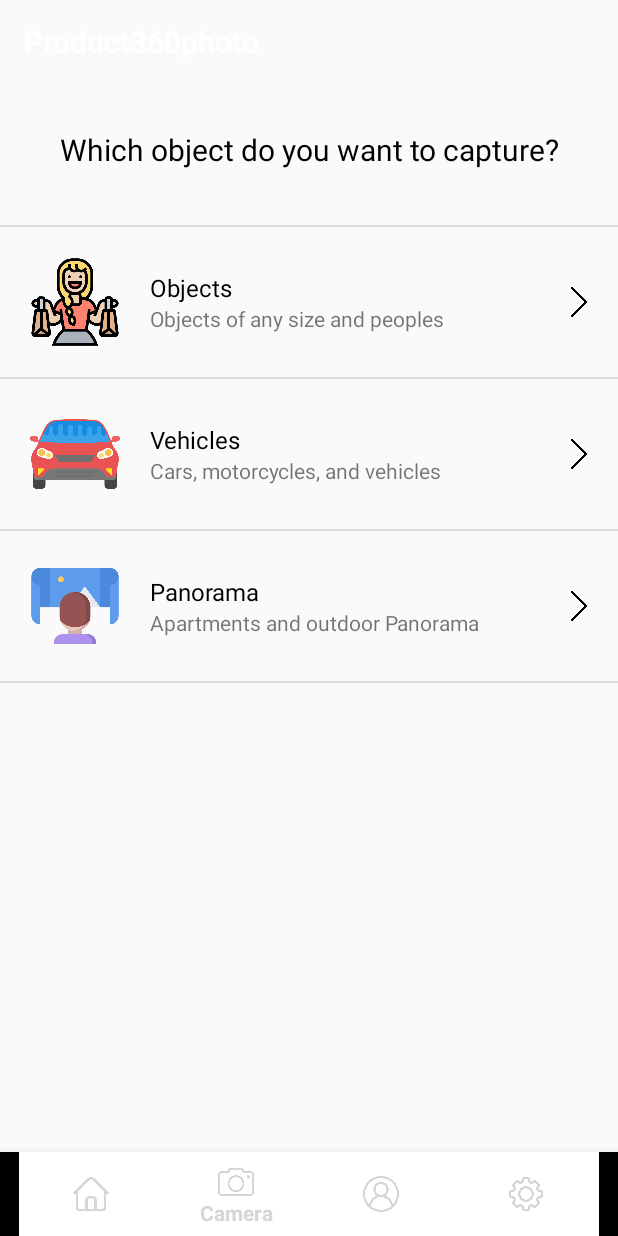
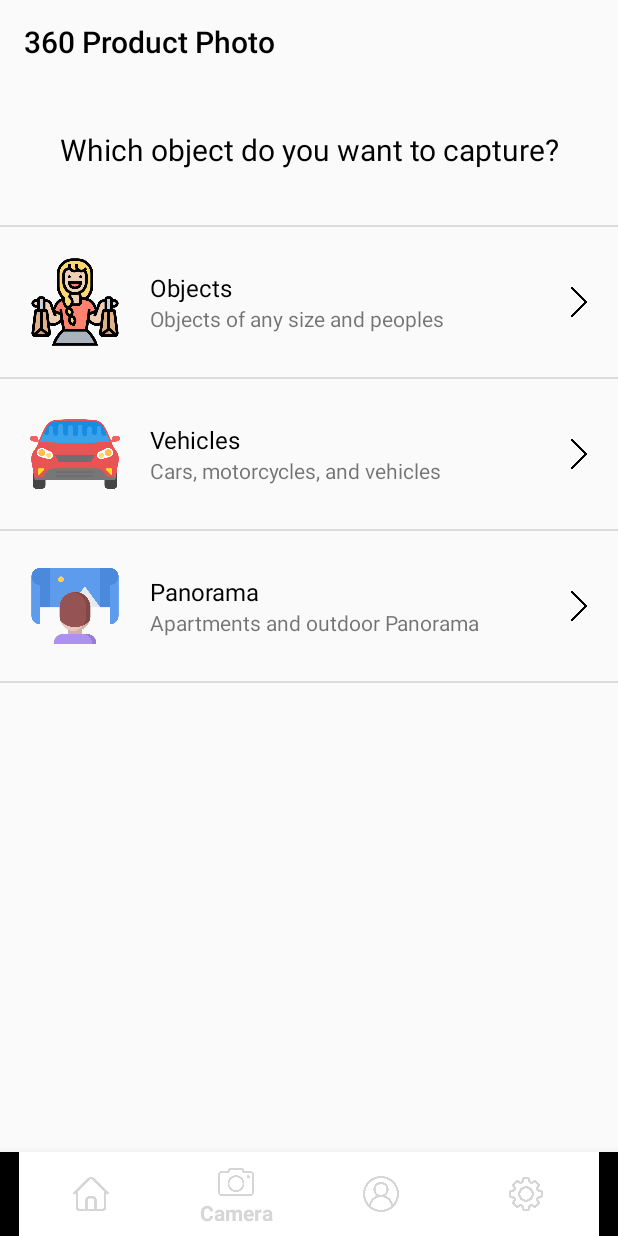
Before and after one commit to Rupan3th/Product360Photo, an Android app: the screen it shows after launch (MainActivity), item 2 of the bottom bar chosen, on a phone screen of 412 x 824 dp. Run offline under Robolectric (Android 15) with nearby library versions, the phone set to English and light mode, and no system bars.

Commit message:
camera stop

```diff
--- a/app/src/main/java/com/example/product360photo/CameraFragment.java
+++ b/app/src/main/java/com/example/product360photo/CameraFragment.java
@@ -19,6 +19,8 @@ import android.widget.LinearLayout;
 public class CameraFragment extends Fragment {
     private View view;
     private LinearLayout product_Scene;
+    private LinearLayout vehicle_Scene;
+    private LinearLayout panorama_Scene;
 
 
     // TODO: Rename parameter arguments, choose names that match
@@ -67,8 +69,27 @@ public class CameraFragment extends Fragment {
         // Inflate the layout for this fragment
         view = inflater.inflate(R.layout.fragment_camera, container, false);
         product_Scene = (LinearLayout) view.findViewById(R.id.product_scene);
+        product_Scene.setOnClickListener(new View.OnClickListener() {
+            @Override
+            public void onClick(View view) {
+                Intent intent = new Intent(getActivity(),CameraActivity.class);
+                intent.addFlags(Intent.FLAG_ACTIVITY_NO_ANIMATION);
+                startActivity(intent);
+            }
+        });
 
-        product_Scene.setOnClickListener(new View.OnClickListener() {
+        vehicle_Scene = (LinearLayout) view.findViewById(R.id.vehicle_scene);
+        vehicle_Scene.setOnClickListener(new View.OnClickListener() {
+            @Override
+            public void onClick(View view) {
+                Intent intent = new Intent(getActivity(),CameraActivity.class);
+                intent.addFlags(Intent.FLAG_ACTIVITY_NO_ANIMATION);
+                startActivity(intent);
+            }
+        });
+
+        panorama_Scene = (LinearLayout) view.findViewById(R.id.panorama_scene);
+        panorama_Scene.setOnClickListener(new View.OnClickListener() {
             @Override
             public void onClick(View view) {
                 Intent intent = new Intent(getActivity(),CameraActivity.class);
--- a/app/src/main/java/com/example/product360photo/MainActivity.java
+++ b/app/src/main/java/com/example/product360photo/MainActivity.java
@@ -7,6 +7,9 @@ import androidx.appcompat.app.AppCompatActivity;
 import android.graphics.Color;
 import android.graphics.drawable.ColorDrawable;
 import android.os.Bundle;
+import android.text.Spannable;
+import android.text.SpannableString;
+import android.text.style.ForegroundColorSpan;
 import android.view.MenuItem;
 import android.view.View;
 import android.view.Window;
@@ -30,10 +33,13 @@ public class MainActivity extends AppCompatActivity {
         getWindow().setFlags(WindowManager.LayoutParams.FLAG_FULLSCREEN,
                 WindowManager.LayoutParams.FLAG_FULLSCREEN);
 
-//        ActionBar actionBar;
-//        actionBar = getSupportActionBar();
+        String title = "360 Product Photo";
+        SpannableString s = new SpannableString(title);
+        s.setSpan(new ForegroundColorSpan(Color.BLACK), 0, title.length(), Spannable.SPAN_EXCLUSIVE_EXCLUSIVE);
+        ActionBar actionBar = getSupportActionBar();
 //        ColorDrawable colorDrawable = new ColorDrawable(Color.parseColor("#4E68F4"));
 //        actionBar.setBackgroundDrawable(colorDrawable);
+        actionBar.setTitle(s);
 
         init(); //object define
         SettingListener(); //Listener regist
--- a/app/src/main/res/layout/fragment_camera.xml
+++ b/app/src/main/res/layout/fragment_camera.xml
@@ -73,6 +73,7 @@
             android:background="?android:attr/listDivider" />
 
         <LinearLayout
+            android:id="@+id/vehicle_scene"
             android:layout_width="match_parent"
             android:layout_height="100dp"
             android:gravity="center"
@@ -116,6 +117,7 @@
             android:background="?android:attr/listDivider" />
 
         <LinearLayout
+            android:id="@+id/panorama_scene"
             android:layout_width="match_parent"
             android:layout_height="100dp"
             android:gravity="center"
--- a/app/src/main/res/layout/fragment_home.xml
+++ b/app/src/main/res/layout/fragment_home.xml
@@ -11,6 +11,6 @@
         android:layout_height="match_parent"
         android:text="@string/hello_blank_fragment"
         android:textSize="32dp"
-        android:gravity="center"/>/>
+        android:gravity="center"/>
 
 </FrameLayout>
--- a/app/src/main/res/layout/fragment_settings.xml
+++ b/app/src/main/res/layout/fragment_settings.xml
@@ -9,6 +9,8 @@
     <TextView
         android:layout_width="match_parent"
         android:layout_height="match_parent"
-        android:text="@string/hello_blank_fragment" />
+        android:text="@string/hello_blank_fragment"
+        android:textSize="32dp"
+        android:gravity="center"/>
 
 </FrameLayout>
--- a/app/src/main/res/layout/fragment_user.xml
+++ b/app/src/main/res/layout/fragment_user.xml
@@ -9,6 +9,8 @@
     <TextView
         android:layout_width="match_parent"
         android:layout_height="match_parent"
-        android:text="@string/hello_blank_fragment" />
+        android:text="@string/hello_blank_fragment"
+        android:textSize="32dp"
+        android:gravity="center"/>
 
 </FrameLayout>
```
Also changed, not shown: app/src/main/java/com/example/product360photo/CameraActivity.java (+26 -15 lines).
